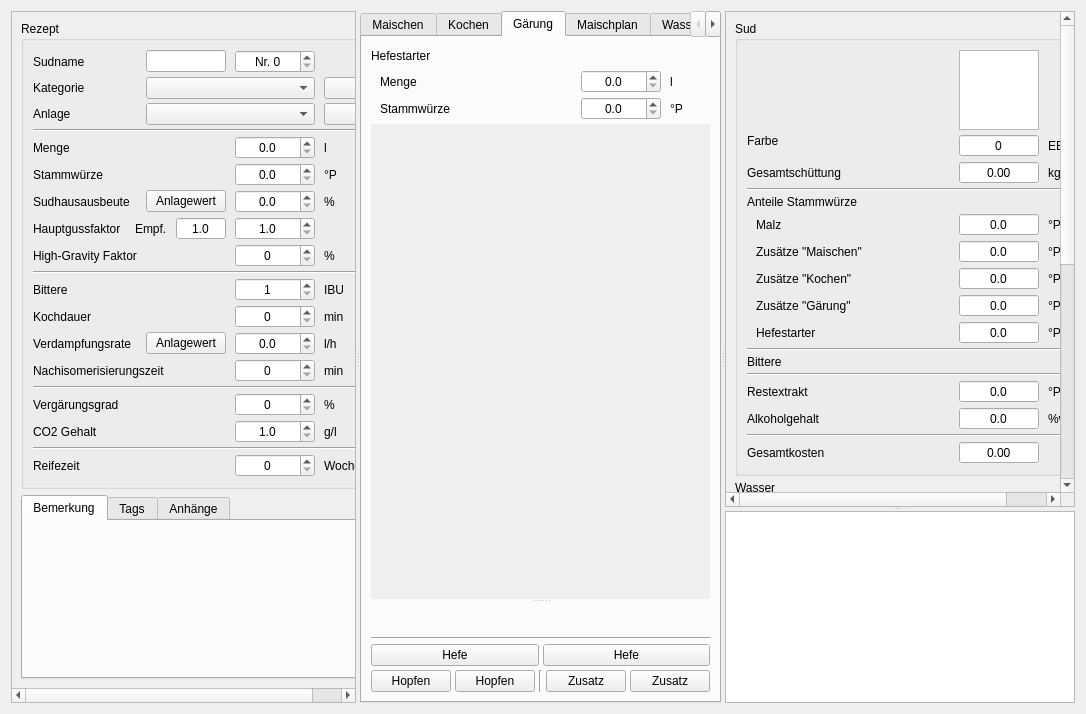
Before: the Qt Designer form kleiner-brauhelfer/tabrezept.ui in kleiner-brauhelfer/kleiner-brauhelfer-2, drawn with Qt 5.
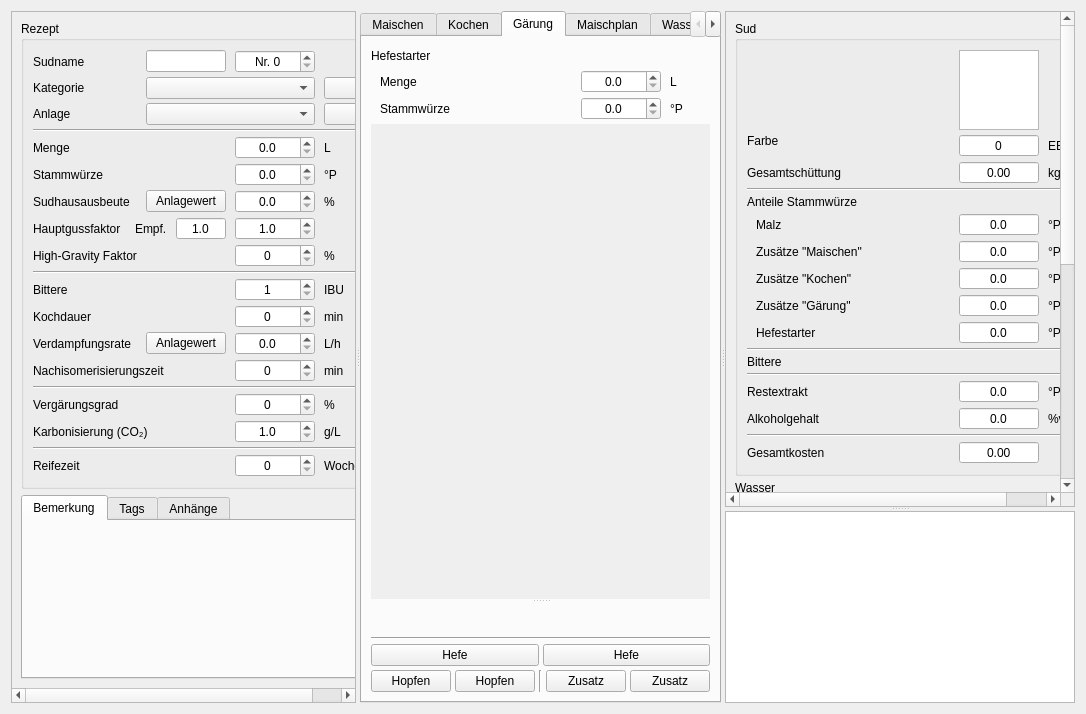
After: the same form once the commit is applied. The open tabs and pages were chosen to show the change. Icons and pictures are not drawn. Custom widgets are drawn as their Qt base class.

What changed in the file:
```diff
--- a/kleiner-brauhelfer/tabrezept.ui
+++ b/kleiner-brauhelfer/tabrezept.ui
@@ -191,7 +191,7 @@
            <item row="16" column="0" colspan="2">
             <widget class="QLabel" name="label_6">
              <property name="text">
-              <string>CO2 Gehalt</string>
+              <string>Karbonisierung (CO₂)</string>
              </property>
             </widget>
            </item>
@@ -450,7 +450,7 @@
            <item row="12" column="3">
             <widget class="QLabel" name="label_52">
              <property name="text">
-              <string>l/h</string>
+              <string>L/h</string>
              </property>
             </widget>
            </item>
@@ -463,7 +463,7 @@
               </size>
              </property>
              <property name="text">
-              <string>l</string>
+              <string>L</string>
              </property>
             </widget>
            </item>
@@ -493,7 +493,7 @@
            <item row="16" column="3">
             <widget class="QLabel" name="label_21">
              <property name="text">
-              <string>g/l</string>
+              <string>g/L</string>
              </property>
             </widget>
            </item>
@@ -1638,7 +1638,7 @@
              <string>&lt;html&gt;&lt;head/&gt;&lt;body&gt;&lt;p&gt;Statt der zuvor im Rezept festgelegten Werte, kann hier die &lt;span style=&quot; font-weight:700;&quot;&gt;tatsächlich benötigte Menge&lt;/span&gt; der Zutat anhand der Daten im &lt;span style=&quot; font-weight:700;&quot;&gt;Reiter Braudaten &lt;/span&gt;herangezogen werden&lt;/p&gt;&lt;p&gt;&lt;span style=&quot; font-weight:700; color:#ff2600;&quot;&gt;Achtung:&lt;/span&gt; Eine geänderte Gabe ist nur nach dem Anstellen möglich. Dazu muss der Sud im Reiter Braudaten als gebraut markiert sein.&lt;/p&gt;&lt;p&gt;Rezept und Braudaten unterscheiden sich in vielen Fällen, etwa wegen einer unpassend geschätzten Sudhausausbeute, einer anderen Verdampfungsrate, wie es oft nach einer Konfigurationsänderung der Braugerätschaften der Fall ist.&lt;/p&gt;&lt;/body&gt;&lt;/html&gt;</string>
             </property>
             <property name="text">
-             <string>l</string>
+             <string>L</string>
             </property>
            </widget>
           </item>
```
Left out of the diff: 18 changed lines with no effect on the pictures.
